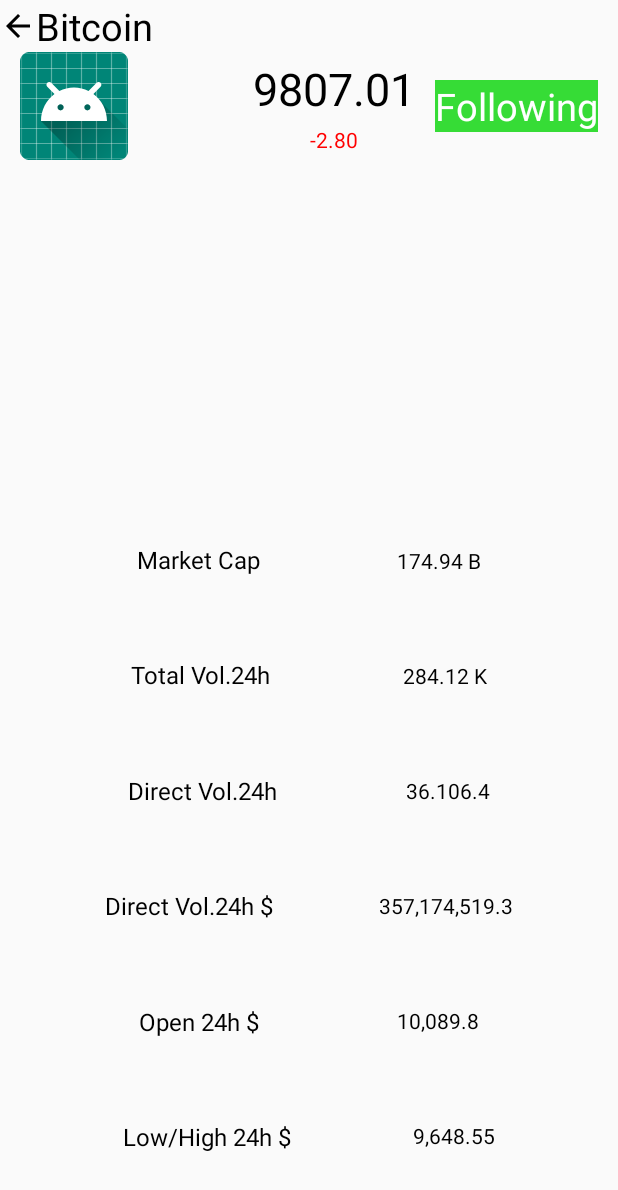
After one commit to navjotrana28/CyrptoCurrencyAppClone, an Android app: the DetailedCoinData screen opened directly, with no data from a screen before it, on a phone screen of 412 x 824 dp. The commit adds this screen. Shown: the top 1190 px of the screen. Run offline under Robolectric (Android 15) with nearby library versions, the phone set to English and light mode, and no system bars.

Commit message:
adjust detailpage of coindata

```diff
--- a/app/src/main/AndroidManifest.xml
+++ b/app/src/main/AndroidManifest.xml
@@ -3,6 +3,7 @@
     package="com.example.cryptocompare">
 
     <uses-permission android:name="android.permission.INTERNET" />
+
     <application
         android:allowBackup="true"
         android:icon="@mipmap/ic_launcher"
@@ -10,6 +11,7 @@
         android:roundIcon="@mipmap/ic_launcher_round"
         android:supportsRtl="true"
         android:theme="@style/AppTheme">
+        <activity android:name=".DetailedCoinData"></activity>
         <activity
             android:name=".MainActivity"
             android:label="@string/app_name">
--- /dev/null
+++ b/app/src/main/java/com/example/cryptocompare/DetailedCoinData.java
@@ -0,0 +1,14 @@
+package com.example.cryptocompare;
+
+import androidx.appcompat.app.AppCompatActivity;
+
+import android.os.Bundle;
+
+public class DetailedCoinData extends AppCompatActivity {
+
+    @Override
+    protected void onCreate(Bundle savedInstanceState) {
+        super.onCreate(savedInstanceState);
+        setContentView(R.layout.activity_detailed_coin_data);
+    }
+}
--- a/app/src/main/java/com/example/cryptocompare/FragmentTopVolume.java
+++ b/app/src/main/java/com/example/cryptocompare/FragmentTopVolume.java
@@ -55,7 +55,6 @@ private static final String API="33354f1d432a0dcf2185b2dee2554f06ee3a2b1490c1e5e
               @Override
               public void onResponse(Call<Example> call, Response<Example> response) {
                   Example example=response.body();
-                  Log.d("coinData", String.valueOf(example.getData().size()));
                  datumList.addAll(example.getData());
                   Log.d("coinData", String.valueOf(example.getData()));
 
@@ -75,9 +74,6 @@ private static final String API="33354f1d432a0dcf2185b2dee2554f06ee3a2b1490c1e5e
         return v;
     }
 
-
-
-
 //    public interface OnFragmentInteractionListener {
 //        void onFragmentInteraction(Uri uri);
 //    }
--- a/app/src/main/java/com/example/cryptocompare/TopVolumeAdapter.java
+++ b/app/src/main/java/com/example/cryptocompare/TopVolumeAdapter.java
@@ -1,11 +1,13 @@
 package com.example.cryptocompare;
 
 import android.content.Context;
+import android.content.Intent;
 import android.view.LayoutInflater;
 import android.view.View;
 import android.view.ViewGroup;
 import android.widget.ImageView;
 import android.widget.TextView;
+import android.widget.Toast;
 
 import androidx.annotation.NonNull;
 import androidx.recyclerview.widget.RecyclerView;
@@ -37,6 +39,7 @@ public class TopVolumeAdapter  extends RecyclerView.Adapter<TopVolumeAdapter.MyV
     public void onBindViewHolder(@NonNull TopVolumeAdapter.MyViewHolder holder, int position) {
       holder.coinName.setText(datumList.get(position).getCoinInfo().getFullName());
         holder.coinSymbol.setText(datumList.get(position).getCoinInfo().getName());
+        holder.overallVolume.setText(datumList.get(position).getDISPLAY().getUSD().getTOTALVOLUME24HTO());
         holder.prizeOfCoin.setText(datumList.get(position).getDISPLAY().getUSD().getPRICE());
         Picasso.get()
                 .load("https://www.cryptocompare.com"+datumList.get(position).getCoinInfo().getImageUrl())
@@ -56,22 +59,25 @@ public class TopVolumeAdapter  extends RecyclerView.Adapter<TopVolumeAdapter.MyV
 
     class MyViewHolder extends RecyclerView.ViewHolder{
       ImageView coinImage;
-      TextView coinName,coinSymbol, prizeOfCoin;
+      TextView coinName,coinSymbol,overallVolume, prizeOfCoin;
 
       MyViewHolder(View view){
           super(view);
           coinName=view.findViewById(R.id.name_of_coin);
           coinImage =view.findViewById(R.id.image_symbol);
           coinSymbol =view.findViewById(R.id.coin_symbol);
+          overallVolume=view.findViewById(R.id.total_volume_prize);
           prizeOfCoin =view.findViewById(R.id.prize_of_coin);
 
-//          view.setOnClickListener(new View.OnClickListener() {
-//              @Override
-//              public void onClick(View view) {
-//                  int pos=getAdapterPosition();
-//                  Toast.makeText(view.getContext(),"youclicked"+pos,Toast.LENGTH_SHORT).show();
-//              }
-//          });
+          view.setOnClickListener(new View.OnClickListener() {
+              @Override
+              public void onClick(View view) {
+                  int pos=getAdapterPosition();
+                  Toast.makeText(view.getContext(),"youclicked"+pos,Toast.LENGTH_SHORT).show();
+                  Intent intent = new Intent(mcontext,DetailedCoinData.class);
+                  mcontext.startActivity(intent);
+              }
+          });
 
       }
     }
--- /dev/null
+++ b/app/src/main/res/drawable/ic_arrow_back_black_24dp.xml
@@ -0,0 +1,9 @@
+<vector xmlns:android="http://schemas.android.com/apk/res/android"
+        android:width="24dp"
+        android:height="24dp"
+        android:viewportWidth="24.0"
+        android:viewportHeight="24.0">
+    <path
+        android:fillColor="#FF000000"
+        android:pathData="M20,11H7.83l5.59,-5.59L12,4l-8,8 8,8 1.41,-1.41L7.83,13H20v-2z"/>
+</vector>
--- /dev/null
+++ b/app/src/main/res/layout/activity_detailed_coin_data.xml
@@ -0,0 +1,262 @@
+<?xml version="1.0" encoding="utf-8"?>
+<androidx.constraintlayout.widget.ConstraintLayout xmlns:android="http://schemas.android.com/apk/res/android"
+    xmlns:app="http://schemas.android.com/apk/res-auto"
+    xmlns:tools="http://schemas.android.com/tools"
+    android:layout_width="match_parent"
+    android:layout_height="match_parent"
+    tools:context=".DetailedCoinData">
+
+    <ImageView
+        android:id="@+id/detail_backSign"
+        android:layout_width="wrap_content"
+        android:layout_height="wrap_content"
+        app:layout_constraintTop_toTopOf="parent"
+        app:layout_constraintLeft_toLeftOf="parent"
+        app:layout_constraintRight_toLeftOf="@+id/detail_coin_Name"
+        app:layout_constraintBottom_toTopOf="@+id/detail_viewbar"
+        android:src="@drawable/ic_arrow_back_black_24dp"
+        android:scaleType="fitCenter"
+        />
+
+    <TextView
+        android:id="@+id/detail_coin_Name"
+        android:layout_width="wrap_content"
+        android:layout_height="wrap_content"
+        android:text="Bitcoin"
+        android:textSize="25dp"
+        android:textColor="@color/colorBlack"
+        app:layout_constraintTop_toTopOf="parent"
+        app:layout_constraintLeft_toRightOf="@+id/detail_backSign"
+        app:layout_constraintBottom_toTopOf="@+id/detail_viewbar"
+
+        />
+    <View
+        android:id="@+id/detail_viewbar"
+        android:layout_width="match_parent"
+        android:layout_height="1px"
+        app:layout_constraintTop_toBottomOf="@+id/detail_coin_Name"
+        app:layout_constraintLeft_toLeftOf="parent"
+        app:layout_constraintRight_toRightOf="parent"
+        />
+    <androidx.constraintlayout.widget.ConstraintLayout
+        android:id="@+id/detail_constraint_follow"
+        android:layout_width="match_parent"
+        android:layout_height="wrap_content"
+        app:layout_constraintTop_toTopOf="@+id/detail_viewbar"
+        app:layout_constraintLeft_toLeftOf="parent"
+        app:layout_constraintRight_toRightOf="parent"
+        app:layout_constraintBottom_toTopOf="@+id/detail_graph_bar"
+        >
+        <ImageView
+            android:id="@+id/detail_coin_symbol_image"
+            android:layout_width="wrap_content"
+            android:layout_height="wrap_content"
+            android:src="@mipmap/ic_launcher"
+            android:paddingRight="70dp"
+            app:layout_constraintTop_toTopOf="@+id/detail_constraint_follow"
+            app:layout_constraintLeft_toLeftOf="@+id/detail_constraint_follow"
+            app:layout_constraintRight_toLeftOf="@+id/detail_total_volume_prize"
+            app:layout_constraintBottom_toBottomOf="@+id/detail_constraint_follow"
+            />
+        <TextView
+            android:id="@+id/detail_total_volume_prize"
+            android:layout_width="wrap_content"
+            android:layout_height="wrap_content"
+            android:text="9807.01"
+            android:textSize="30sp"
+            android:textColor="@color/colorBlack"
+            app:layout_constraintTop_toTopOf="@+id/detail_constraint_follow"
+            app:layout_constraintRight_toLeftOf="@+id/detail_following"
+            app:layout_constraintLeft_toRightOf="@+id/detail_coin_symbol_image"
+            app:layout_constraintBottom_toTopOf="@+id/detail_percentage_prize"
+            />
+        <TextView
+            android:id="@+id/detail_percentage_prize"
+            android:layout_width="wrap_content"
+            android:layout_height="wrap_content"
+            android:text="-2.80"
+            android:textSize="14sp"
+            android:textColor="@color/colorRed"
+            app:layout_constraintTop_toBottomOf="@+id/detail_total_volume_prize"
+            app:layout_constraintRight_toLeftOf="@+id/detail_following"
+            app:layout_constraintLeft_toRightOf="@+id/detail_coin_symbol_image"
+            app:layout_constraintBottom_toBottomOf="@+id/detail_constraint_follow"
+
+            />
+        <TextView
+            android:id="@+id/detail_following"
+            android:layout_width="wrap_content"
+            android:layout_height="wrap_content"
+            android:text="Following"
+            android:textSize="25dp"
+            android:background="@color/colorGreen"
+            android:textColor="@color/colorWhite"
+            app:layout_constraintRight_toRightOf="@id/detail_constraint_follow"
+            app:layout_constraintTop_toTopOf="@+id/detail_constraint_follow"
+            app:layout_constraintBottom_toBottomOf="@+id/detail_constraint_follow"
+            app:layout_constraintLeft_toRightOf="@+id/detail_total_volume_prize"
+            />
+    </androidx.constraintlayout.widget.ConstraintLayout>
+
+    <androidx.constraintlayout.widget.ConstraintLayout
+        android:layout_width="match_parent"
+        android:layout_height="200dp"
+        android:id="@+id/detail_graph_bar"
+        app:layout_constraintTop_toBottomOf="@+id/detail_constraint_follow"
+        app:layout_constraintLeft_toLeftOf="parent"
+        app:layout_constraintRight_toRightOf="parent"
+        >
+
+
+    </androidx.constraintlayout.widget.ConstraintLayout>
+    <TextView
+        android:id="@+id/detail_market_cap"
+        android:layout_width="wrap_content"
+        android:layout_height="wrap_content"
+        app:layout_constraintLeft_toLeftOf="parent"
+        app:layout_constraintTop_toBottomOf="@+id/detail_graph_bar"
+        app:layout_constraintRight_toLeftOf="@+id/detail_market_cap_number"
+        app:layout_constraintBottom_toTopOf="@+id/detail_total_vol_24h"
+        android:text="Market Cap"
+        android:textSize="16dp"
+        android:textColor="@color/colorBlack"
+        />
+    <TextView
+        android:id="@+id/detail_market_cap_number"
+        android:layout_width="wrap_content"
+        android:layout_height="wrap_content"
+        android:text="174.94 B"
+        android:textColor="@color/colorBlack"
+        android:textSize="14sp"
+        app:layout_constraintRight_toRightOf="parent"
+        app:layout_constraintTop_toBottomOf="@+id/detail_graph_bar"
+        app:layout_constraintLeft_toRightOf="@+id/detail_market_cap"
+        app:layout_constraintBottom_toTopOf="@+id/detail_total_vol_24h_number"
+
+        />
+    <TextView
+        android:id="@+id/detail_total_vol_24h"
+        android:layout_width="wrap_content"
+        android:layout_height="wrap_content"
+        app:layout_constraintLeft_toLeftOf="parent"
+        app:layout_constraintTop_toBottomOf="@+id/detail_market_cap"
+        app:layout_constraintRight_toLeftOf="@+id/detail_total_vol_24h_number"
+        app:layout_constraintBottom_toTopOf="@+id/detail_direct_vol_24h"
+        android:text="Total Vol.24h"
+        android:textSize="16dp"
+        android:textColor="@color/colorBlack"
+        />
+    <TextView
+        android:id="@+id/detail_total_vol_24h_number"
+        android:layout_width="wrap_content"
+        android:layout_height="wrap_content"
+        android:text="284.12 K"
+        android:textColor="@color/colorBlack"
+        android:textSize="14sp"
+        app:layout_constraintRight_toRightOf="parent"
+        app:layout_constraintLeft_toRightOf="@+id/detail_total_vol_24h"
+        app:layout_constraintTop_toBottomOf="@+id/detail_market_cap_number"
+        app:layout_constraintBottom_toTopOf="@+id/detail_direct_vol_24h_number"
+        />
+    <TextView
+        android:id="@+id/detail_direct_vol_24h"
+        android:layout_width="wrap_content"
+        android:layout_height="wrap_content"
+        app:layout_constraintLeft_toLeftOf="parent"
+        app:layout_constraintTop_toBottomOf="@+id/detail_total_vol_24h"
+        app:layout_constraintRight_toLeftOf="@+id/detail_direct_vol_24h_number"
+        app:layout_constraintBottom_toTopOf="@+id/detail_direct_dollar"
+        android:text="Direct Vol.24h"
+        android:textSize="16dp"
+        android:textColor="@color/colorBlack"
+        />
+    <TextView
+        android:id="@+id/detail_direct_vol_24h_number"
+        android:layout_width="wrap_content"
+        android:layout_height="wrap_content"
+        android:text="36.106.4"
+        android:textColor="@color/colorBlack"
+        android:textSize="14sp"
+        app:layout_constraintRight_toRightOf="parent"
+        app:layout_constraintTop_toBottomOf="@+id/detail_total_vol_24h_number"
+        app:layout_constraintLeft_toRightOf="@+id/detail_direct_vol_24h"
+        app:layout_constraintBottom_toTopOf="@+id/detail_direct_dollar_number"
+        />
+    <TextView
+        android:id="@+id/detail_direct_dollar"
+        android:layout_width="wrap_content"
+        android:layout_height="wrap_content"
+        app:layout_constraintLeft_toLeftOf="parent"
+        app:layout_constraintTop_toBottomOf="@+id/detail_direct_vol_24h"
+        app:layout_constraintRight_toLeftOf="@+id/detail_direct_dollar_number"
+        app:layout_constraintBottom_toTopOf="@+id/detail_open_24h"
+        android:text="Direct Vol.24h $"
+        android:textSize="16dp"
+        android:textColor="@color/colorBlack"
+        />
+    <TextView
+        android:id="@+id/detail_direct_dollar_number"
+        android:layout_width="wrap_content"
+        android:layout_height="wrap_content"
+        android:text="357,174,519.3"
+        android:textColor="@color/colorBlack"
+        android:textSize="14sp"
+        app:layout_constraintRight_toRightOf="parent"
+        app:layout_constraintTop_toBottomOf="@+id/detail_direct_vol_24h_number"
+        app:layout_constraintLeft_toRightOf="@+id/detail_direct_dollar"
+        app:layout_constraintBottom_toTopOf="@+id/detail_open_24h_number"
+        />
+    <TextView
+        android:id="@+id/detail_open_24h"
+        android:layout_width="wrap_content"
+        android:layout_height="wrap_content"
+        app:layout_constraintLeft_toLeftOf="parent"
+        app:layout_constraintTop_toBottomOf="@+id/detail_direct_dollar"
+        app:layout_constraintRight_toLeftOf="@+id/detail_open_24h_number"
+        app:layout_constraintBottom_toTopOf="@+id/detail_high_low_24h"
+        android:text="Open 24h $"
+        android:textSize="16dp"
+        android:textColor="@color/colorBlack"
+        />
+    <TextView
+        android:id="@+id/detail_open_24h_number"
+        android:layout_width="wrap_content"
+        android:layout_height="wrap_content"
+        android:text="10,089.8"
+        android:textColor="@color/colorBlack"
+        android:textSize="14sp"
+        app:layout_constraintRight_toRightOf="parent"
+        app:layout_constraintTop_toBottomOf="@+id/detail_direct_dollar_number"
+        app:layout_constraintLeft_toRightOf="@+id/detail_open_24h"
+        app:layout_constraintBottom_toTopOf="@+id/detail_low_24h_number"
+
+        />
+    <TextView
+        android:id="@+id/detail_high_low_24h"
+        android:layout_width="wrap_content"
+        android:layout_height="wrap_content"
+        app:layout_constraintLeft_toLeftOf="parent"
+        app:layout_constraintTop_toBottomOf="@+id/detail_open_24h"
+        app:layout_constraintRight_toLeftOf="@+id/detail_low_24h_number"
+        app:layout_constraintBottom_toBottomOf="parent"
+        android:text="Low/High 24h $"
+        android:textSize="16dp"
+        android:textColor="@color/colorBlack"
+        />
+    <TextView
+        android:id="@+id/detail_low_24h_number"
+        android:layout_width="wrap_content"
+        android:layout_height="wrap_content"
+        android:text="9,648.55"
+        android:textColor="@color/colorBlack"
+        android:textSize="14sp"
+        app:layout_constraintRight_toRightOf="parent"
+        app:layout_constraintLeft_toRightOf="@+id/detail_high_low_24h"
+        app:layout_constraintTop_toBottomOf="@+id/detail_open_24h_number"
+        app:layout_constraintBottom_toBottomOf="parent"
+
+        />
+
+
+
+</androidx.constraintlayout.widget.ConstraintLayout>
--- a/app/src/main/res/layout/top_volume_card.xml
+++ b/app/src/main/res/layout/top_volume_card.xml
@@ -44,14 +44,25 @@ android:layout_marginLeft="15dp"
         app:layout_constraintBottom_toBottomOf="parent"
         />
     <TextView
+        android:id="@+id/total_volume_prize"
+        android:layout_width="wrap_content"
+        android:layout_height="wrap_content"
+        android:text="2845.57"
+        android:textSize="16dp"
+        android:textColor="@color/colorBlack"
+        app:layout_constraintRight_toRightOf="parent"
+        app:layout_constraintTop_toTopOf="parent"
+        app:layout_constraintBottom_toTopOf="@+id/prize_of_coin"
+        />
+    <TextView
         android:id="@+id/prize_of_coin"
         android:layout_width="wrap_content"
         android:layout_height="wrap_content"
         android:text="10088.7"
-        android:textSize="14dp"
+        android:textSize="12dp"
         android:textColor="@color/colorBlack"
         app:layout_constraintRight_toRightOf="parent"
-        app:layout_constraintTop_toTopOf="parent"
+        app:layout_constraintTop_toBottomOf="@+id/total_volume_prize"
         app:layout_constraintBottom_toBottomOf="parent"
         />
 
--- a/app/src/main/res/values/colors.xml
+++ b/app/src/main/res/values/colors.xml
@@ -8,6 +8,8 @@
     <color name="colorGrey">#A36B696A</color>
     <color name="colorLightGrey">#A3CECECE</color>
     <color name="colorWhite">#ffffff</color>
+    <color name="colorRed">#FF0000</color>
+
 
 
 
```
